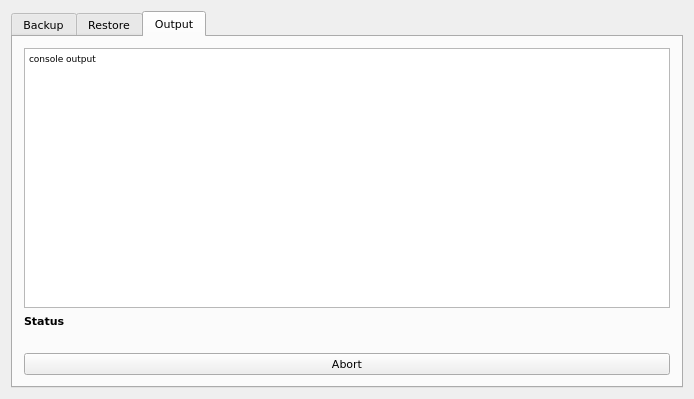
Qt form tar-backup/tar_backup.ui (marazmista/tar-backup) before a commit.
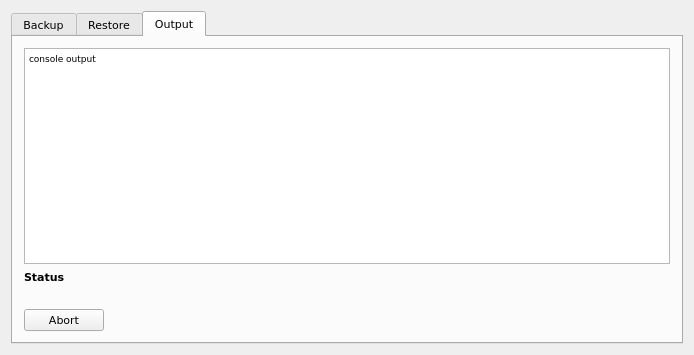
The same form after that commit. The open tabs and pages were chosen to show the change.

```diff
--- a/tar-backup/tar_backup.ui
+++ b/tar-backup/tar_backup.ui
@@ -7,7 +7,7 @@
     <x>0</x>
     <y>0</y>
     <width>694</width>
-    <height>399</height>
+    <height>355</height>
    </rect>
   </property>
   <property name="windowTitle">
@@ -391,7 +391,20 @@
           </property>
          </widget>
         </item>
-        <item row="1" column="0">
+        <item row="4" column="1">
+         <spacer name="horizontalSpacer_2">
+          <property name="orientation">
+           <enum>Qt::Horizontal</enum>
+          </property>
+          <property name="sizeHint" stdset="0">
+           <size>
+            <width>40</width>
+            <height>20</height>
+           </size>
+          </property>
+         </spacer>
+        </item>
+        <item row="1" column="0" colspan="2">
          <widget class="QPlainTextEdit" name="outputT">
           <property name="font">
            <font>
@@ -407,7 +420,7 @@
           </property>
          </widget>
         </item>
-        <item row="2" column="0">
+        <item row="2" column="0" colspan="2">
          <widget class="QLabel" name="label_status">
           <property name="font">
            <font>
@@ -421,7 +434,7 @@
           </property>
          </widget>
         </item>
-        <item row="3" column="0">
+        <item row="3" column="0" colspan="2">
          <widget class="QLabel" name="label_process">
           <property name="text">
            <string/>
```
